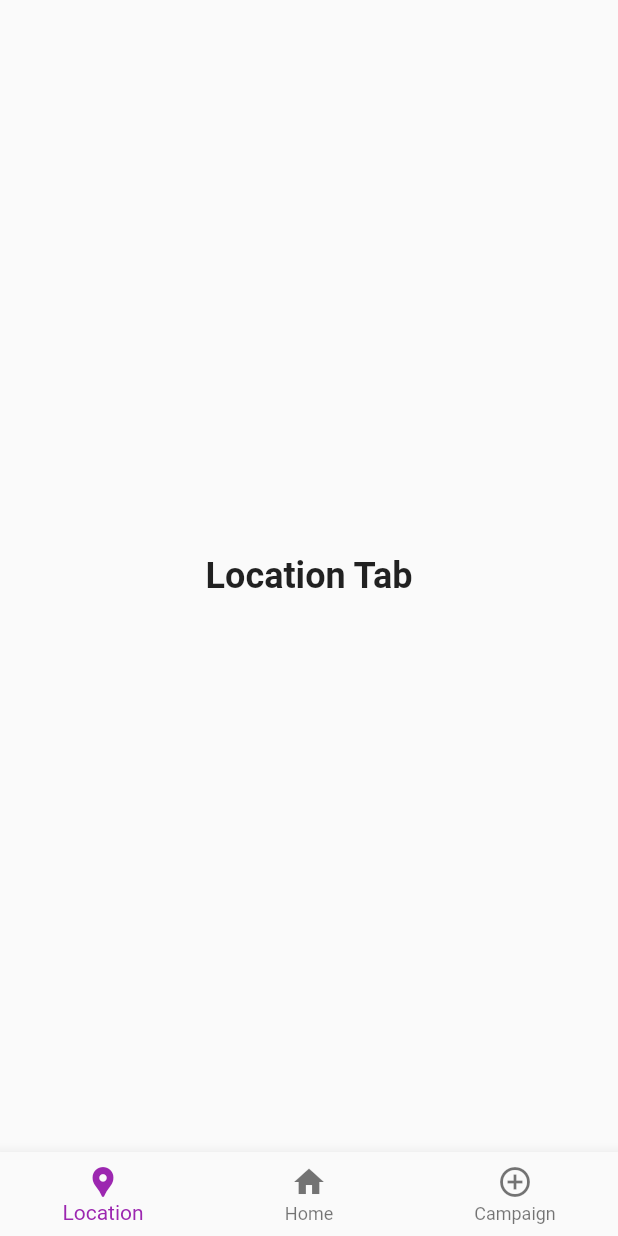
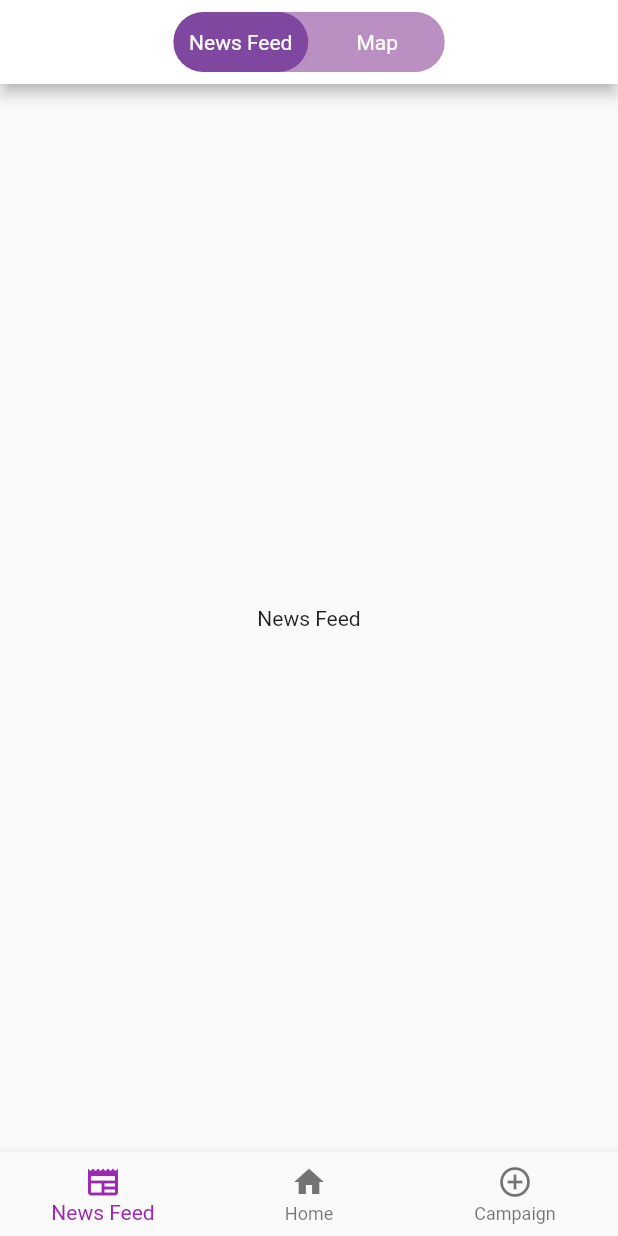
Before and after one commit to sasindu2/HelpMate, a Flutter app: the HomePage screen opened by its route, on a phone screen of 412 x 824 dp. Run offline on Flutter 3.47's test engine with Material 2 defaults, Android fonts, the phone set to English and light mode, and no system bars; drawn by our look-alikes of toggle_switch; our stand-ins replace image_picker, loading_animation_widget.

Commit message:
news feed and map created

```diff
--- a/lib/pages/home_page.dart
+++ b/lib/pages/home_page.dart
@@ -1,5 +1,6 @@
 import 'package:flutter/material.dart';
 import 'package:helpmate/pages/add_campaign.dart';
+import 'package:helpmate/pages/news_feed.dart';
 
 class HomePage extends StatefulWidget {
   const HomePage({super.key});
@@ -34,8 +35,8 @@ class _HomePageState extends State<HomePage> {
         },
         items: const [
           BottomNavigationBarItem(
-            icon: Icon(Icons.location_pin),
-            label: 'Location',
+            icon: Icon(Icons.newspaper),
+            label: 'News Feed',
           ),
           BottomNavigationBarItem(
             icon: Icon(Icons.home),
@@ -56,12 +57,7 @@ class LocationTab extends StatelessWidget {
 
   @override
   Widget build(BuildContext context) {
-    return const Center(
-      child: Text(
-        'Location Tab',
-        style: TextStyle(fontSize: 24, fontWeight: FontWeight.bold),
-      ),
-    );
+    return const NewsFeed();
   }
 }
 
--- /dev/null
+++ b/lib/pages/map_page.dart
@@ -0,0 +1,17 @@
+import 'package:flutter/material.dart';
+
+class MapPage extends StatelessWidget {
+  @override
+  Widget build(BuildContext context) {
+    return Scaffold(
+      appBar: AppBar(
+        title: const Text(
+          'Map',
+        ),
+      ),
+      body: Center(
+        child: Text('Map Content'),
+      ),
+    );
+  }
+}
--- /dev/null
+++ b/lib/pages/news_feed.dart
@@ -0,0 +1,95 @@
+import 'package:flutter/material.dart';
+import 'package:toggle_switch/toggle_switch.dart';
+
+class NewsFeed extends StatefulWidget {
+  const NewsFeed({Key? key});
+
+  @override
+  State<NewsFeed> createState() => __NewsFeedState();
+}
+
+class __NewsFeedState extends State<NewsFeed> {
+  int _selectedIndex = 0;
+
+  List<Color> _getActiveColor(int index) {
+    return [
+      if (_selectedIndex == index)
+        Color.fromARGB(255, 127, 71, 159)
+      else
+        Color.fromARGB(255, 186, 144, 194),
+    ];
+  }
+
+  void _onToggle(index) {
+    setState(() {
+      _selectedIndex = index;
+    });
+  }
+
+  @override
+  Widget build(BuildContext context) {
+    return Scaffold(
+      appBar: AppBar(
+        backgroundColor: Colors.white,
+        leadingWidth: 2,
+        actions: [
+          Expanded(
+            child: Row(
+              mainAxisAlignment: MainAxisAlignment.center,
+              children: [
+                ToggleSwitch(
+                  minWidth: 90.0,
+                  cornerRadius: 20.0,
+                  activeBgColors: [
+                    _getActiveColor(0),
+                    _getActiveColor(1),
+                  ],
+                  activeFgColor: Colors.white,
+                  inactiveBgColor: const Color.fromARGB(255, 186, 144, 194),
+                  inactiveFgColor: Colors.white,
+                  initialLabelIndex: _selectedIndex, // Set the initial index
+                  totalSwitches: 2,
+                  labels: ['News Feed', 'Map'],
+                  //icons: [
+                  //  Icons.book_online_outlined,
+                  //  Icons.location_city_sharp
+                  // ],
+                  radiusStyle: true,
+                  onToggle: _onToggle,
+                ),
+              ],
+            ),
+          ),
+        ],
+      ),
+      body: Stack(
+        children: [
+          Positioned(
+            top: 0,
+            left: 0,
+            right: 0,
+            bottom: 0,
+            child: Offstage(
+              offstage: _selectedIndex != 0,
+              child: const Center(
+                child: Text('News Feed'), // Your "News Feed" content
+              ),
+            ),
+          ),
+          Positioned(
+            top: 0,
+            left: 0,
+            right: 0,
+            bottom: 0,
+            child: Offstage(
+              offstage: _selectedIndex != 1,
+              child: const Center(
+                child: Text('Map Content'), // Your "Map" content
+              ),
+            ),
+          ),
+        ],
+      ),
+    );
+  }
+}
--- /dev/null
+++ b/lib/pages/news_feed_page.dart
@@ -0,0 +1,15 @@
+import 'package:flutter/material.dart';
+
+class NewsFeedPage extends StatelessWidget {
+  @override
+  Widget build(BuildContext context) {
+    return Scaffold(
+      appBar: AppBar(
+        title: Text('News Feed'),
+      ),
+      body: Center(
+        child: Text('News Feed Content'),
+      ),
+    );
+  }
+}
--- a/lib/routes/route_manager.dart
+++ b/lib/routes/route_manager.dart
@@ -3,6 +3,7 @@
 import 'package:flutter/material.dart';
 import 'package:helpmate/pages/add_campaign.dart';
 import 'package:helpmate/pages/home_page.dart';
+import 'package:helpmate/pages/news_feed.dart';
 import 'package:helpmate/pages/splash.dart';
 
 import '../pages/login_page.dart';
@@ -14,6 +15,7 @@ class RouteManager {
   static const String registerPage = '/registerPage';
   static const String homePage = '/homePage';
   static const String addCampaignPage = '/addCampaignPage';
+  static const String newsFeed = '/NewsFeed';
 
   static Route<dynamic>? onGenerateRoute(RouteSettings setting) {
     switch (setting.name) {
@@ -40,6 +42,9 @@ class RouteManager {
       case addCampaignPage:
         return MaterialPageRoute(builder: (context) => AddCampaignPage());
 
+      case newsFeed:
+        return MaterialPageRoute(builder: (context) => const NewsFeed());
+
       default:
         throw Exception("No route found!");
     }
--- a/pubspec.yaml
+++ b/pubspec.yaml
@@ -36,6 +36,7 @@ dependencies:
   cupertino_icons: ^1.0.2
   loading_animation_widget: ^1.2.0+4
   image_picker: ^1.0.4
+  toggle_switch: ^2.1.0
 
 dev_dependencies:
   flutter_test:
```
Also changed, not shown: pubspec.lock.
